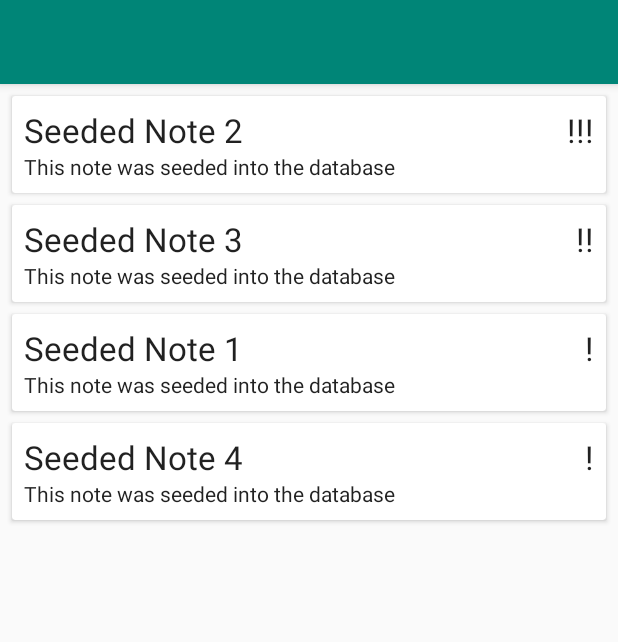
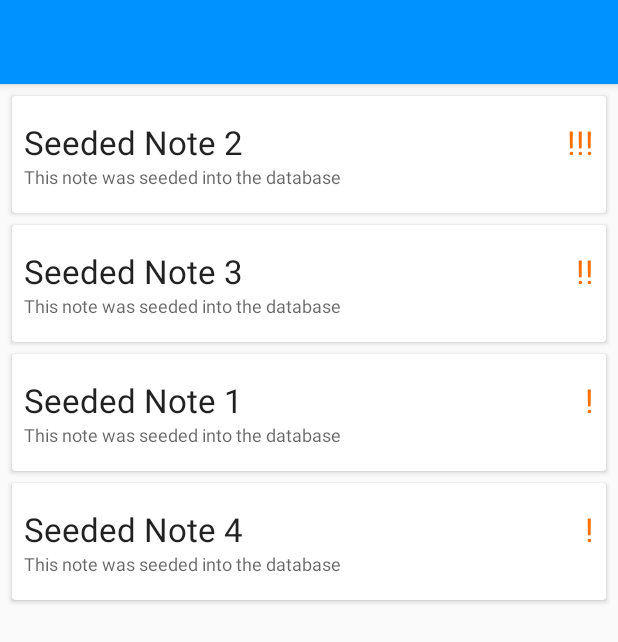
Before and after one commit to DarrenSingh/QuickNotes, an Android app: the screen it shows after launch (MainActivity), on a phone screen of 412 x 824 dp. Shown: the top 642 px of the screen. Run offline under Robolectric (Android 15) with nearby library versions, the phone set to English and light mode, and no system bars; our stand-ins replace Room's generated code.

Commit message:
theme styles changed, item_note layout appearance edited

```diff
--- a/app/src/main/AndroidManifest.xml
+++ b/app/src/main/AndroidManifest.xml
@@ -9,7 +9,7 @@
         android:roundIcon="@mipmap/ic_launcher_round"
         android:supportsRtl="true"
         android:theme="@style/AppTheme">
-        <activity android:name=".MainActivity">
+        <activity android:name=".Activities.MainActivity">
             <intent-filter>
                 <action android:name="android.intent.action.MAIN" />
 
--- a/app/src/main/java/com/ds/quicknotes/NoteAdapter.java
+++ b/app/src/main/java/com/ds/quicknotes/Adapters/NoteAdapter.java
@@ -1,4 +1,4 @@
-package com.ds.quicknotes;
+package com.ds.quicknotes.Adapters;
 
 import android.view.LayoutInflater;
 import android.view.View;
@@ -7,6 +7,9 @@ import android.widget.TextView;
 
 import androidx.annotation.NonNull;
 import androidx.recyclerview.widget.RecyclerView;
+
+import com.ds.quicknotes.Entities.Note;
+import com.ds.quicknotes.R;
 
 import java.util.ArrayList;
 import java.util.List;
--- a/app/src/main/java/com/ds/quicknotes/NoteDatabase.java
+++ b/app/src/main/java/com/ds/quicknotes/Databases/NoteDatabase.java
@@ -1,4 +1,4 @@
-package com.ds.quicknotes;
+package com.ds.quicknotes.Databases;
 
 import android.content.Context;
 import android.os.AsyncTask;
@@ -8,6 +8,9 @@ import androidx.room.Database;
 import androidx.room.Room;
 import androidx.room.RoomDatabase;
 import androidx.sqlite.db.SupportSQLiteDatabase;
+
+import com.ds.quicknotes.Entities.Note;
+import com.ds.quicknotes.Utils.NoteDAO;
 
 //define the entities to be included in this database
 @Database(entities = {Note.class}, version = 1, exportSchema = false)
--- a/app/src/main/java/com/ds/quicknotes/Note.java
+++ b/app/src/main/java/com/ds/quicknotes/Entities/Note.java
@@ -1,4 +1,4 @@
-package com.ds.quicknotes;
+package com.ds.quicknotes.Entities;
 
 import androidx.room.ColumnInfo;
 import androidx.room.Entity;
--- a/app/src/main/java/com/ds/quicknotes/NoteRepository.java
+++ b/app/src/main/java/com/ds/quicknotes/Repositories/NoteRepository.java
@@ -1,9 +1,13 @@
-package com.ds.quicknotes;
+package com.ds.quicknotes.Repositories;
 
 import android.app.Application;
 import android.os.AsyncTask;
 
 import androidx.lifecycle.LiveData;
+
+import com.ds.quicknotes.Databases.NoteDatabase;
+import com.ds.quicknotes.Entities.Note;
+import com.ds.quicknotes.Utils.NoteDAO;
 
 import java.util.List;
 
--- a/app/src/main/java/com/ds/quicknotes/NoteDAO.java
+++ b/app/src/main/java/com/ds/quicknotes/Utils/NoteDAO.java
@@ -1,4 +1,4 @@
-package com.ds.quicknotes;
+package com.ds.quicknotes.Utils;
 
 import androidx.lifecycle.LiveData;
 import androidx.room.Dao;
@@ -6,6 +6,8 @@ import androidx.room.Delete;
 import androidx.room.Insert;
 import androidx.room.Query;
 import androidx.room.Update;
+
+import com.ds.quicknotes.Entities.Note;
 
 import java.util.List;
 
--- a/app/src/main/java/com/ds/quicknotes/NoteViewModel.java
+++ b/app/src/main/java/com/ds/quicknotes/ViewModels/NoteViewModel.java
@@ -1,10 +1,13 @@
-package com.ds.quicknotes;
+package com.ds.quicknotes.ViewModels;
 
 import android.app.Application;
 
 import androidx.annotation.NonNull;
 import androidx.lifecycle.AndroidViewModel;
 import androidx.lifecycle.LiveData;
+
+import com.ds.quicknotes.Entities.Note;
+import com.ds.quicknotes.Repositories.NoteRepository;
 
 import java.util.List;
 
--- a/app/src/main/res/layout/activity_main.xml
+++ b/app/src/main/res/layout/activity_main.xml
@@ -4,7 +4,7 @@
     xmlns:tools="http://schemas.android.com/tools"
     android:layout_width="match_parent"
     android:layout_height="match_parent"
-    tools:context=".MainActivity">
+    tools:context=".Activities.MainActivity">
 
     <!--    Notes RecyclerView  -->
     <androidx.recyclerview.widget.RecyclerView
--- a/app/src/main/res/layout/item_note.xml
+++ b/app/src/main/res/layout/item_note.xml
@@ -9,7 +9,11 @@
     <RelativeLayout
         android:layout_width="wrap_content"
         android:layout_height="wrap_content"
-        android:padding="8dp">
+        android:paddingTop="16dp"
+        android:paddingLeft="8dp"
+        android:paddingRight="8dp"
+        android:paddingBottom="16dp">
+
 
         <!--    Priority    -->
         <TextView
@@ -18,7 +22,8 @@
             android:layout_height="wrap_content"
             android:layout_alignParentEnd="true"
             android:text="1"
-            android:textAppearance="@style/TextAppearance.AppCompat.Large"/>
+            android:textAppearance="@style/TextAppearance.AppCompat.Large"
+            android:textColor="@color/colorAccent"/>
 
         <!--    Title    -->
         <TextView
@@ -41,7 +46,7 @@
             android:maxLines="3"
             android:ellipsize="end"
             android:text="Example Description"
-            android:textAppearance="@style/TextAppearance.AppCompat.Body1"/>
+            android:textAppearance="@style/TextAppearance.AppCompat.Caption"/>
 
 
 
--- a/app/src/main/res/values/colors.xml
+++ b/app/src/main/res/values/colors.xml
@@ -1,6 +1,6 @@
 <?xml version="1.0" encoding="utf-8"?>
 <resources>
-    <color name="colorPrimary">#008577</color>
-    <color name="colorPrimaryDark">#00574B</color>
-    <color name="colorAccent">#D81B60</color>
+    <color name="colorPrimary">#0092ff</color>
+    <color name="colorPrimaryDark">#1171dd</color>
+    <color name="colorAccent">#ff6f00</color>
 </resources>
--- a/app/src/main/res/values/styles.xml
+++ b/app/src/main/res/values/styles.xml
@@ -1,7 +1,7 @@
 <resources>
 
     <!-- Base application theme. -->
-    <style name="AppTheme" parent="Theme.AppCompat.Light.DarkActionBar">
+    <style name="AppTheme" parent="Theme.AppCompat.DayNight.DarkActionBar">
         <!-- Customize your theme here. -->
         <item name="colorPrimary">@color/colorPrimary</item>
         <item name="colorPrimaryDark">@color/colorPrimaryDark</item>
```
Also changed, not shown: app/src/main/java/com/ds/quicknotes/Activities/MainActivity.java (renamed from app/src/main/java/com/ds/quicknotes/MainActivity.java, +6 -1 lines).
